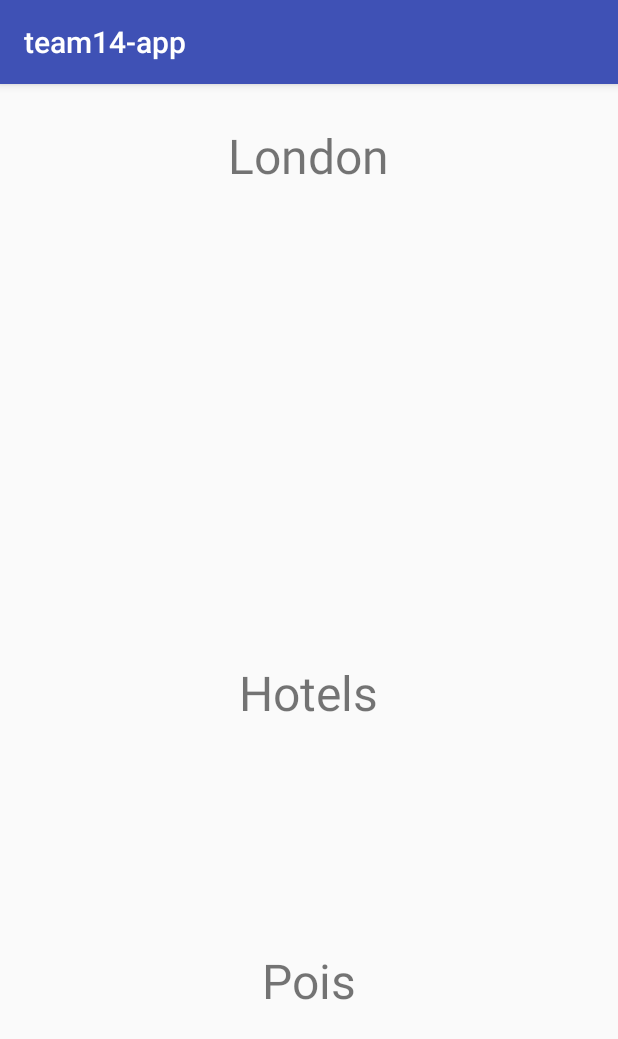
After one commit to ArganDevTeam/team14-app, an Android app: the fragment DetailFragment shown on its own in the app's theme, on a phone screen of 412 x 824 dp. The commit adds this screen. Shown: the top 1039 px of the screen. Run offline under Robolectric (Android 15) with nearby library versions, the phone set to English and light mode, and no system bars.

Commit message:
base layout detail

```diff
--- a/app/build.gradle
+++ b/app/build.gradle
@@ -22,6 +22,8 @@ dependencies {
     implementation fileTree(dir: 'libs', include: ['*.jar'])
     implementation 'com.android.support:appcompat-v7:26.1.0'
     implementation 'com.android.support.constraint:constraint-layout:1.0.2'
+    implementation 'com.android.support:support-v4:26.1.0'
+    implementation 'com.android.support:recyclerview-v7:26.1.0'
     testImplementation 'junit:junit:4.12'
     androidTestImplementation 'com.android.support.test:runner:1.0.1'
     androidTestImplementation 'com.android.support.test.espresso:espresso-core:3.0.1'
--- /dev/null
+++ b/app/src/main/java/com/argandevteam/team14_app/detail/DetailFragment.java
@@ -0,0 +1,35 @@
+package com.argandevteam.team14_app.detail;
+
+
+import android.os.Bundle;
+import android.support.v4.app.Fragment;
+import android.view.LayoutInflater;
+import android.view.View;
+import android.view.ViewGroup;
+
+import com.argandevteam.team14_app.R;
+
+/**
+ * A simple {@link Fragment} subclass.
+ */
+public class DetailFragment extends Fragment {
+
+
+    public DetailFragment() {
+
+
+    }
+
+
+
+
+    @Override
+    public View onCreateView(LayoutInflater inflater, ViewGroup container,
+                             Bundle savedInstanceState) {
+        // Inflate the layout for this fragment
+        View v =  inflater.inflate(R.layout.fragment_detail, container, false);
+
+        return v;
+    }
+
+}
--- /dev/null
+++ b/app/src/main/res/layout/fragment_detail.xml
@@ -0,0 +1,103 @@
+<LinearLayout xmlns:android="http://schemas.android.com/apk/res/android"
+    xmlns:tools="http://schemas.android.com/tools"
+    android:layout_width="match_parent"
+    android:layout_height="match_parent"
+    xmlns:app="http://schemas.android.com/apk/res-auto"
+    android:orientation="vertical"
+    tools:context="com.argandevteam.team14_app.detail.DetailFragment"
+    android:weightSum="8">
+
+
+    <LinearLayout
+        android:layout_width="match_parent"
+        android:layout_height="0dp"
+        android:layout_weight="1"
+        android:gravity="center"
+        >
+
+        <TextView
+            android:layout_width="wrap_content"
+            android:layout_height="wrap_content"
+            android:text="London"
+            android:textSize="@dimen/text_32"/>
+
+    </LinearLayout>
+
+
+    <LinearLayout
+        android:layout_width="match_parent"
+        android:layout_height="0dp"
+        android:layout_weight="3">
+
+
+
+    </LinearLayout>
+
+
+    <LinearLayout
+        android:layout_width="match_parent"
+        android:layout_height="0dp"
+        android:orientation="vertical"
+        android:layout_weight="2"
+        android:gravity="center"
+        >
+
+        <TextView
+            android:layout_width="wrap_content"
+            android:layout_height="wrap_content"
+            android:text="Hotels"
+            android:textSize="@dimen/text_32"/>
+
+        <ScrollView
+            android:layout_width="match_parent"
+            android:layout_height="match_parent"
+            android:fillViewport="true">
+
+            <android.support.v7.widget.RecyclerView
+                android:id="@+id/rv_hotels"
+                android:layout_width="match_parent"
+                android:layout_height="match_parent"
+                android:clipToPadding="false"
+                android:scrollbars="vertical"
+                app:layout_behavior="@string/appbar_scrolling_view_behavior" />
+        </ScrollView>
+
+
+    </LinearLayout>
+
+
+
+    <LinearLayout
+        android:layout_width="match_parent"
+        android:layout_height="0dp"
+        android:layout_weight="2"
+        android:orientation="vertical"
+        android:gravity="center"
+        >
+
+        <TextView
+            android:layout_width="wrap_content"
+            android:layout_height="wrap_content"
+            android:text="Pois"
+            android:textSize="@dimen/text_32"/>
+
+        <ScrollView
+            android:layout_width="match_parent"
+            android:layout_height="match_parent"
+            android:fillViewport="true">
+
+            <android.support.v7.widget.RecyclerView
+                android:id="@+id/rv_pois"
+                android:layout_width="match_parent"
+                android:layout_height="match_parent"
+                android:clipToPadding="false"
+                android:scrollbars="vertical"
+                app:layout_behavior="@string/appbar_scrolling_view_behavior" />
+        </ScrollView>
+
+
+    </LinearLayout>
+
+
+
+</LinearLayout>
--- /dev/null
+++ b/app/src/main/res/values/dimens.xml
@@ -0,0 +1,5 @@
+<?xml version="1.0" encoding="utf-8"?>
+<resources>
+    <dimen name="text_margin">16dp</dimen>
+    <dimen name="text_32">32dp</dimen>
+</resources>
--- a/app/src/main/res/values/strings.xml
+++ b/app/src/main/res/values/strings.xml
@@ -1,3 +1,6 @@
 <resources>
     <string name="app_name">team14-app</string>
+
+    <!-- TODO: Remove or change this placeholder text -->
+    <string name="hello_blank_fragment">Hello blank fragment</string>
 </resources>
```
